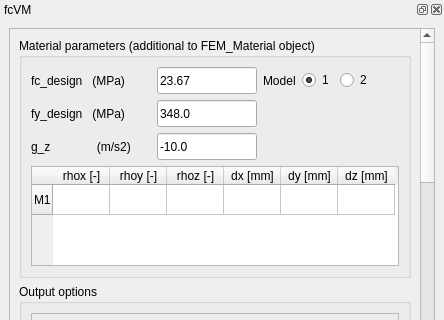
Qt form user_interface/fcSC.ui (HarryvL/fcSC-workbench) before a commit; both pictures show x 0 to 444 and y 0 to 320 of the 444 by 939 pixel window.
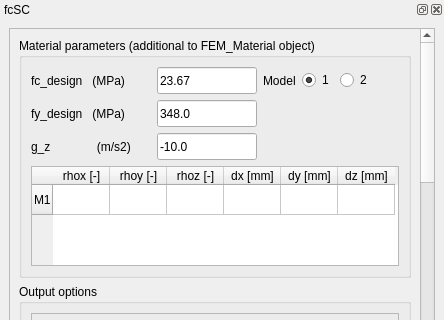
The same form after that commit.

```diff
--- a/user_interface/fcSC.ui
+++ b/user_interface/fcSC.ui
@@ -35,7 +35,7 @@
     </size>
    </property>
    <property name="windowTitle">
-    <string>fcVM</string>
+    <string>fcSC</string>
    </property>
    <attribute name="dockWidgetArea">
     <number>4</number>
```
